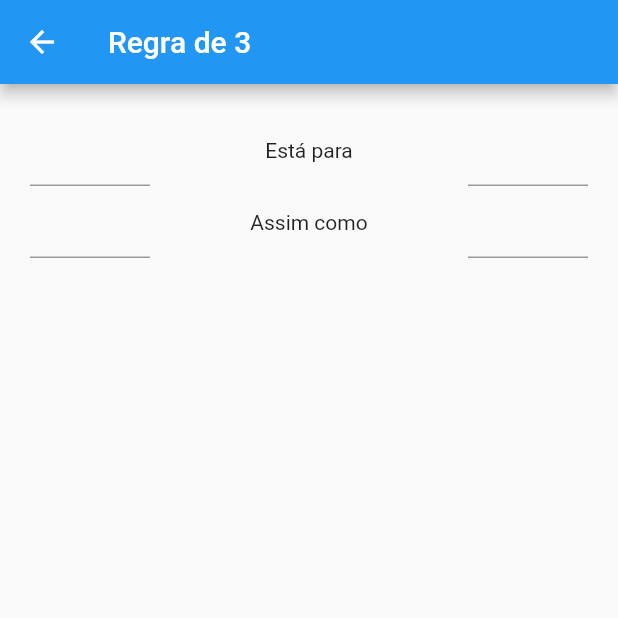
After one commit to Bru-marques/flutter_masterclass, a Flutter app: the RoleOfTrhee screen opened directly, on a phone screen of 412 x 824 dp, the top half of it. The commit adds this screen. Run offline on Flutter 3.47's test engine with Material 2 defaults, Android fonts, the phone set to English and light mode, and no system bars.

Commit message:
WIP role fo 3 layout

```diff
--- /dev/null
+++ b/lib/Pages/class-one/rule_of_three.dart
@@ -0,0 +1,52 @@
+import 'package:flutter/material.dart';
+
+class RoleOfTrhee extends StatefulWidget {
+  const RoleOfTrhee({Key? key}) : super(key: key);
+
+  @override
+  State<RoleOfTrhee> createState() => _RoleOfTrheeState();
+}
+
+var input = '';
+
+class _RoleOfTrheeState extends State<RoleOfTrhee> {
+  @override
+  Widget build(BuildContext context) {
+    return Scaffold(
+        appBar: AppBar(title: const Text('Regra de 3')), body: _body());
+  }
+
+  _body() {
+    return (Padding(
+      padding: const EdgeInsets.all(20.0),
+      child: Column(
+        children: [
+          Row(
+            mainAxisAlignment: MainAxisAlignment.spaceBetween,
+            children: [_fields(), const Text('Está para'), _fields()],
+          ),
+          Row(
+            mainAxisAlignment: MainAxisAlignment.spaceBetween,
+            children: [_fields(), const Text('Assim como'), _fields()],
+          ),
+        ],
+      ),
+    ));
+  }
+
+  Widget _fields() {
+    return (Row(
+      mainAxisAlignment: MainAxisAlignment.spaceBetween,
+      children: [
+        SizedBox(
+          width: 80,
+          child: TextField(onChanged: (value) {
+            setState(() {
+              input = value;
+            });
+          }),
+        ),
+      ],
+    ));
+  }
+}
--- a/lib/Pages/home/home.dart
+++ b/lib/Pages/home/home.dart
@@ -1,5 +1,6 @@
 import 'package:flutter/material.dart';
-import 'package:playground/Pages/recursive_function.dart';
+import 'package:playground/Pages/class-one/recursive_function.dart';
+import 'package:playground/Pages/class-one/rule_of_three.dart';
 
 class Home extends StatelessWidget {
   const Home({Key? key}) : super(key: key);
@@ -14,6 +15,7 @@ class Home extends StatelessWidget {
     return (Column(
       children: [
         _linkPage(context, 'Função Recursiva', const RecursiveFunction()),
+        _linkPage(context, 'Regra de 3', const RoleOfTrhee()),
       ],
     ));
   }
```
Also changed, not shown: lib/main.dart (+0 -49 lines), lib/Pages/class-one/recursive_function.dart (renamed from lib/Pages/recursive_function.dart).
